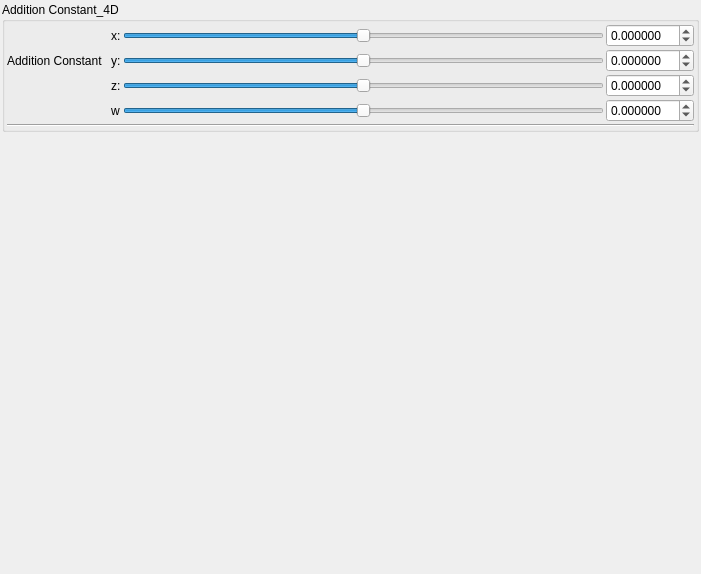
Above: mandelbulber2/qt_data/fractal_transf_addition_constant_4D.ui from buddhi1980/mandelbulber2 before the change. Below: the same form after it.
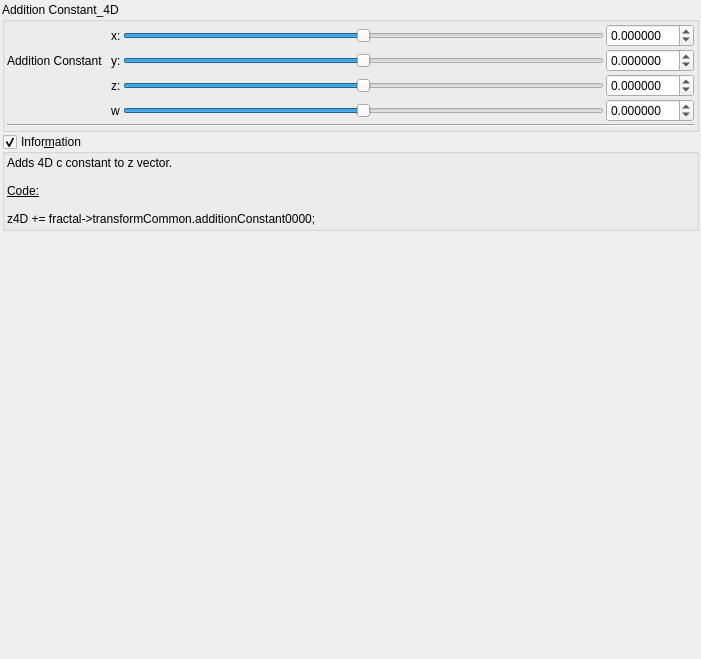
That is the form after the change. Custom widgets are drawn as their Qt base class.

Commit message: Added information boxes for benessi transforms

Diff of the .ui file:
```diff
--- a/mandelbulber2/qt_data/fractal_transf_addition_constant_4D.ui
+++ b/mandelbulber2/qt_data/fractal_transf_addition_constant_4D.ui
@@ -7,7 +7,7 @@
     <x>0</x>
     <y>0</y>
     <width>701</width>
-    <height>574</height>
+    <height>659</height>
    </rect>
   </property>
   <property name="windowTitle">
@@ -308,6 +308,60 @@
      </layout>
     </widget>
    </item>
+   <item>
+    <widget class="MyGroupBox" name="groupCheck_info">
+     <property name="title">
+      <string>Infor&amp;mation</string>
+     </property>
+     <property name="flat">
+      <bool>false</bool>
+     </property>
+     <property name="checkable">
+      <bool>true</bool>
+     </property>
+     <layout class="QVBoxLayout" name="verticalLayout_2">
+      <property name="spacing">
+       <number>2</number>
+      </property>
+      <property name="leftMargin">
+       <number>2</number>
+      </property>
+      <property name="topMargin">
+       <number>2</number>
+      </property>
+      <property name="rightMargin">
+       <number>2</number>
+      </property>
+      <property name="bottomMargin">
+       <number>2</number>
+      </property>
+      <item>
+       <widget class="QLabel" name="label_4">
+        <property name="text">
+         <string>&lt;!DOCTYPE HTML PUBLIC &quot;-//W3C//DTD HTML 4.0//EN&quot; &quot;http://www.w3.org/TR/REC-html40/strict.dtd&quot;&gt;
+&lt;html&gt;&lt;head&gt;&lt;meta name=&quot;qrichtext&quot; content=&quot;1&quot; /&gt;&lt;style type=&quot;text/css&quot;&gt;
+p, li { white-space: pre-wrap; }
+&lt;/style&gt;&lt;/head&gt;&lt;body&gt;
+&lt;p style=&quot; margin-top:0px; margin-bottom:0px; margin-left:0px; margin-right:0px; -qt-block-indent:0; text-indent:0px;&quot;&gt;Adds 4D c constant to z vector.&lt;/p&gt;
+&lt;p style=&quot;-qt-paragraph-type:empty; margin-top:0px; margin-bottom:0px; margin-left:0px; margin-right:0px; -qt-block-indent:0; text-indent:0px;&quot;&gt;&lt;br /&gt;&lt;/p&gt;
+&lt;p style=&quot; margin-top:0px; margin-bottom:0px; margin-left:0px; margin-right:0px; -qt-block-indent:0; text-indent:0px;&quot;&gt;&lt;span style=&quot; text-decoration: underline;&quot;&gt;Code:&lt;/span&gt;&lt;/p&gt;
+&lt;p style=&quot;-qt-paragraph-type:empty; margin-top:0px; margin-bottom:0px; margin-left:0px; margin-right:0px; -qt-block-indent:0; text-indent:0px; text-decoration: underline;&quot;&gt;&lt;br /&gt;&lt;/p&gt;
+&lt;p style=&quot; margin-top:0px; margin-bottom:0px; margin-left:0px; margin-right:0px; -qt-block-indent:0; text-indent:0px;&quot;&gt;z4D += fractal-&amp;gt;transformCommon.additionConstant0000;&lt;/p&gt;&lt;/body&gt;&lt;/html&gt;</string>
+        </property>
+        <property name="wordWrap">
+         <bool>true</bool>
+        </property>
+        <property name="openExternalLinks">
+         <bool>true</bool>
+        </property>
+        <property name="textInteractionFlags">
+         <set>Qt::LinksAccessibleByMouse|Qt::TextSelectableByMouse</set>
+        </property>
+       </widget>
+      </item>
+     </layout>
+    </widget>
+   </item>
    <item>
     <spacer name="verticalSpacer">
      <property name="orientation">
@@ -329,6 +383,12 @@
    <extends>QDoubleSpinBox</extends>
    <header>mydoublespinbox.h</header>
   </customwidget>
+  <customwidget>
+   <class>MyGroupBox</class>
+   <extends>QGroupBox</extends>
+   <header>mygroupbox.h</header>
+   <container>1</container>
+  </customwidget>
  </customwidgets>
  <resources/>
  <connections/>
```
Left out of the diff: 237 changed lines with no effect on the pictures. The commit also changes 12 other files.
